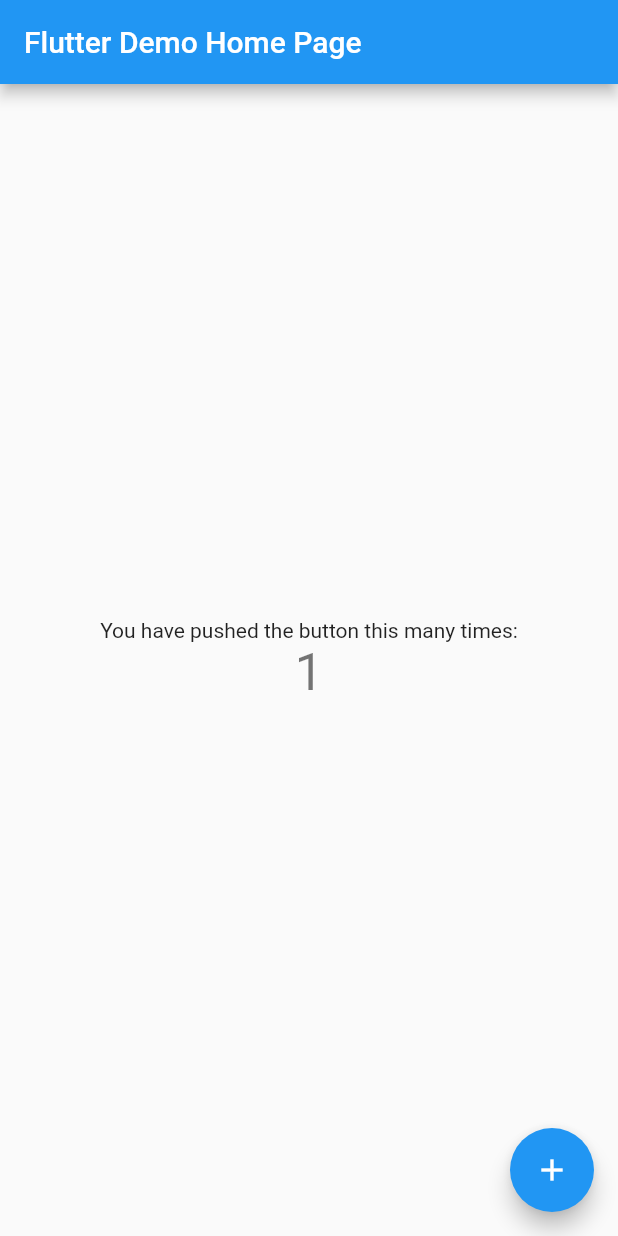
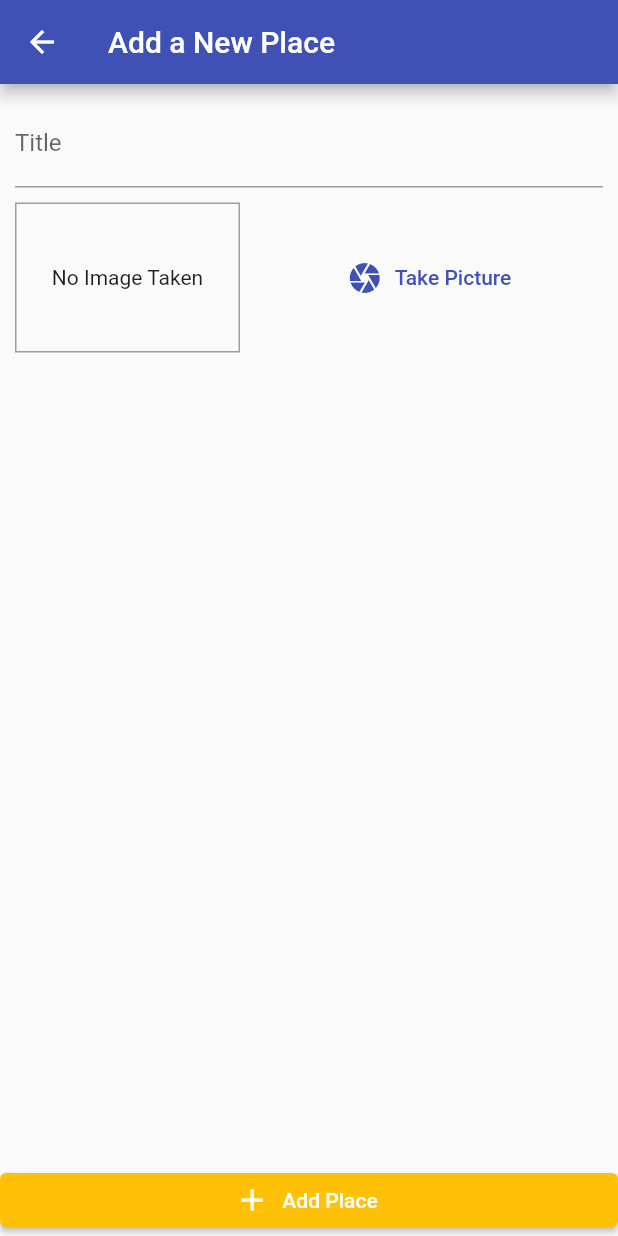
Before and after one commit to sakakidai/flutter_map, a Flutter app: the screen it shows after launch, after a tap on the "add" icon, on a phone screen of 412 x 824 dp. Run offline on Flutter 3.47's test engine with Material 2 defaults, Android fonts, the phone set to English and light mode, and no system bars.

Commit message:
Create add_place_screen

```diff
--- a/lib/main.dart
+++ b/lib/main.dart
@@ -1,4 +1,8 @@
 import 'package:flutter/material.dart';
+import 'package:provider/provider.dart';
+import 'providers/great_places.dart';
+import 'screens/places_list_screen.dart';
+import 'screens/add_place_screen.dart';
 
 void main() {
   runApp(const MyApp());
@@ -7,40 +11,25 @@ void main() {
 class MyApp extends StatelessWidget {
   const MyApp({Key? key}) : super(key: key);
 
-  // This widget is the root of your application.
   @override
   Widget build(BuildContext context) {
-    return MaterialApp(
-      title: 'Flutter Demo',
-      theme: ThemeData(
-        // This is the theme of your application.
-        //
-        // Try running your application with "flutter run". You'll see the
-        // application has a blue toolbar. Then, without quitting the app, try
-        // changing the primarySwatch below to Colors.green and then invoke
-        // "hot reload" (press "r" in the console where you ran "flutter run",
-        // or simply save your changes to "hot reload" in a Flutter IDE).
-        // Notice that the counter didn't reset back to zero; the application
-        // is not restarted.
-        primarySwatch: Colors.blue,
+    final ThemeData theme = ThemeData(primarySwatch: Colors.indigo);
+    return ChangeNotifierProvider.value(
+      value: GreatPlaces(),
+      child: MaterialApp(
+        title: 'Great Places',
+        theme: theme.copyWith(colorScheme: theme.colorScheme.copyWith(secondary: Colors.amber)),
+        home: PlacesListScreen(),
+        routes: {
+          AddPlaceScreen.routeName: (ctx) => const AddPlaceScreen(),
+        },
       ),
-      home: const MyHomePage(title: 'Flutter Demo Home Page'),
     );
   }
 }
 
 class MyHomePage extends StatefulWidget {
   const MyHomePage({Key? key, required this.title}) : super(key: key);
-
-  // This widget is the home page of your application. It is stateful, meaning
-  // that it has a State object (defined below) that contains fields that affect
-  // how it looks.
-
-  // This class is the configuration for the state. It holds the values (in this
-  // case the title) provided by the parent (in this case the App widget) and
-  // used by the build method of the State. Fields in a Widget subclass are
-  // always marked "final".
-
   final String title;
 
   @override
@@ -48,68 +37,15 @@ class MyHomePage extends StatefulWidget {
 }
 
 class _MyHomePageState extends State<MyHomePage> {
-  int _counter = 0;
-
-  void _incrementCounter() {
-    setState(() {
-      // This call to setState tells the Flutter framework that something has
-      // changed in this State, which causes it to rerun the build method below
-      // so that the display can reflect the updated values. If we changed
-      // _counter without calling setState(), then the build method would not be
-      // called again, and so nothing would appear to happen.
-      _counter++;
-    });
-  }
-
   @override
   Widget build(BuildContext context) {
-    // This method is rerun every time setState is called, for instance as done
-    // by the _incrementCounter method above.
-    //
-    // The Flutter framework has been optimized to make rerunning build methods
-    // fast, so that you can just rebuild anything that needs updating rather
-    // than having to individually change instances of widgets.
     return Scaffold(
       appBar: AppBar(
-        // Here we take the value from the MyHomePage object that was created by
-        // the App.build method, and use it to set our appbar title.
         title: Text(widget.title),
       ),
-      body: Center(
-        // Center is a layout widget. It takes a single child and positions it
-        // in the middle of the parent.
-        child: Column(
-          // Column is also a layout widget. It takes a list of children and
-          // arranges them vertically. By default, it sizes itself to fit its
-          // children horizontally, and tries to be as tall as its parent.
-          //
-          // Invoke "debug painting" (press "p" in the console, choose the
-          // "Toggle Debug Paint" action from the Flutter Inspector in Android
-          // Studio, or the "Toggle Debug Paint" command in Visual Studio Code)
-          // to see the wireframe for each widget.
-          //
-          // Column has various properties to control how it sizes itself and
-          // how it positions its children. Here we use mainAxisAlignment to
-          // center the children vertically; the main axis here is the vertical
-          // axis because Columns are vertical (the cross axis would be
-          // horizontal).
-          mainAxisAlignment: MainAxisAlignment.center,
-          children: <Widget>[
-            const Text(
-              'You have pushed the button this many times:',
-            ),
-            Text(
-              '$_counter',
-              style: Theme.of(context).textTheme.headline4,
-            ),
-          ],
-        ),
+      body: const Center(
+        child: Text('aaaa'),
       ),
-      floatingActionButton: FloatingActionButton(
-        onPressed: _incrementCounter,
-        tooltip: 'Increment',
-        child: const Icon(Icons.add),
-      ), // This trailing comma makes auto-formatting nicer for build methods.
     );
   }
 }
--- /dev/null
+++ b/lib/models/place.dart
@@ -0,0 +1,28 @@
+import 'dart:io';
+import 'package:flutter/foundation.dart';
+
+class PlaceLocation {
+  final double latitude;
+  final double longitude;
+  final String? address;
+
+  PlaceLocation({
+    required this.latitude,
+    required this.longitude,
+    this.address,
+  });
+}
+
+class Place {
+  final String id;
+  final String title;
+  final PlaceLocation location;
+  final File image;
+
+  Place({
+    required this.id,
+    required this.title,
+    required this.location,
+    required this.image,
+  });
+}
--- /dev/null
+++ b/lib/providers/great_places.dart
@@ -0,0 +1,10 @@
+import 'package:flutter/foundation.dart';
+import '../models/place.dart';
+
+class GreatPlaces with ChangeNotifier {
+  List<Place> _items = [];
+
+  List<Place> get items {
+    return [...items];
+  }
+}
--- /dev/null
+++ b/lib/screens/add_place_screen.dart
@@ -0,0 +1,53 @@
+import 'package:flutter/material.dart';
+import '../widgets/image_input.dart';
+
+class AddPlaceScreen extends StatefulWidget {
+  static const routeName = '/add-place';
+  const AddPlaceScreen({Key? key}) : super(key: key);
+
+  @override
+  State<AddPlaceScreen> createState() => _AddPlaceScreenState();
+}
+
+class _AddPlaceScreenState extends State<AddPlaceScreen> {
+  final _titleController = TextEditingController();
+
+  @override
+  Widget build(BuildContext context) {
+    return Scaffold(
+      appBar: AppBar(
+        title: const Text('Add a New Place'),
+      ),
+      body: Column(
+        crossAxisAlignment: CrossAxisAlignment.stretch,
+        children: [
+          Expanded(
+            child: SingleChildScrollView(
+              child: Padding(
+                padding: const EdgeInsets.all(10),
+                child: Column(
+                  children: [
+                    TextField(
+                      decoration: const InputDecoration(labelText: 'Title'),
+                      controller: _titleController,
+                    ),
+                    const SizedBox(height: 10),
+                    ImageInput(),
+                  ],
+                ),
+              ),
+            ),
+          ),
+          ElevatedButton.icon(
+            icon: const Icon(Icons.add),
+            label: const Text('Add Place'),
+            onPressed: () {},
+            style: ElevatedButton.styleFrom(
+              primary: Theme.of(context).colorScheme.secondary,
+            ),
+          ),
+        ],
+      ),
+    );
+  }
+}
--- /dev/null
+++ b/lib/screens/places_list_screen.dart
@@ -0,0 +1,24 @@
+import 'package:flutter/material.dart';
+import 'add_place_screen.dart';
+
+class PlacesListScreen extends StatelessWidget {
+  const PlacesListScreen({Key? key}) : super(key: key);
+
+  @override
+  Widget build(BuildContext context) {
+    return Scaffold(
+      appBar: AppBar(
+        title: const Text('Your Places'),
+        actions: [
+          IconButton(
+            icon: Icon(Icons.add),
+            onPressed: () {
+              Navigator.of(context).pushNamed(AddPlaceScreen.routeName);
+            },
+          ),
+        ],
+      ),
+      body: Center(child: CircularProgressIndicator(color: Theme.of(context).colorScheme.secondary)),
+    );
+  }
+}
--- /dev/null
+++ b/lib/widgets/image_input.dart
@@ -0,0 +1,42 @@
+import 'dart:io';
+import 'package:flutter/material.dart';
+
+class ImageInput extends StatefulWidget {
+  const ImageInput({Key? key}) : super(key: key);
+
+  @override
+  State<ImageInput> createState() => _ImageInputState();
+}
+
+class _ImageInputState extends State<ImageInput> {
+  File? _storedImage;
+
+  @override
+  Widget build(BuildContext context) {
+    return Row(children: [
+      Container(
+        width: 150,
+        height: 100,
+        decoration: BoxDecoration(
+          border: Border.all(width: 1, color: Colors.grey),
+        ),
+        child: _storedImage != null
+            ? Image.file(
+                _storedImage!,
+                fit: BoxFit.cover,
+                width: double.infinity,
+              )
+            : const Text('No Image Taken', textAlign: TextAlign.center),
+        alignment: Alignment.center,
+      ),
+      const SizedBox(width: 10),
+      Expanded(
+        child: TextButton.icon(
+          icon: const Icon(Icons.camera),
+          label: const Text('Take Picture'),
+          onPressed: () {},
+        ),
+      ),
+    ]);
+  }
+}
```
Also changed, not shown: pubspec.yaml (+1 -71 lines), lib/screens/place_detail_screen.dart (added), pubspec.lock.
